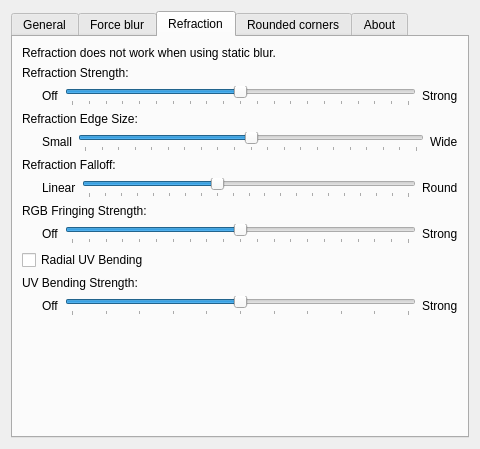
This is src/kcm/blur_config.ui in PKMNPlatin/kwin-effects-snell-glass as Qt 5 draws it before an edit. The edited form follows.
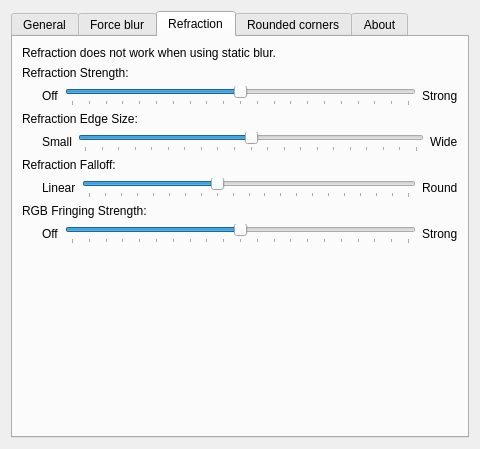
This is the edited form. The open tabs and pages were chosen to show the change. Custom widgets are drawn as their Qt base class.

Commit message: chore: remove refraction bending settings and uniforms fix: increased light bending in corners

The edit to the form file:
```diff
--- a/src/kcm/blur_config.ui
+++ b/src/kcm/blur_config.ui
@@ -827,79 +827,6 @@
          </item>
         </layout>
        </item>
-       <item>
-        <widget class="QCheckBox" name="kcfg_RefractionRadialBending">
-         <property name="text">
-          <string>Radial UV Bending</string>
-         </property>
-        </widget>
-       </item>
-       <item>
-        <widget class="QLabel" name="labelRefractionBendingStrength">
-         <property name="text">
-          <string>UV Bending Strength:</string>
-         </property>
-        </widget>
-       </item>
-       <item>
-        <layout class="QHBoxLayout" name="horizontalLayoutBendingStrength">
-         <item>
-          <spacer name="horizontalSpacerBendingStrength">
-           <property name="orientation">
-            <enum>Qt::Orientation::Horizontal</enum>
-           </property>
-           <property name="sizeType">
-            <enum>QSizePolicy::Policy::Fixed</enum>
-           </property>
-           <property name="sizeHint" stdset="0">
-            <size>
-             <width>20</width>
-             <height>20</height>
-            </size>
-           </property>
-          </spacer>
-         </item>
-         <item>
-          <widget class="QLabel" name="labelRefractionBendingStrengthOff">
-           <property name="text">
-            <string>Off</string>
-           </property>
-          </widget>
-         </item>
-         <item>
-          <widget class="QSlider" name="kcfg_RefractionBendingStrength">
-           <property name="minimum">
-            <number>0</number>
-           </property>
-           <property name="maximum">
-            <number>10</number>
-           </property>
-           <property name="singleStep">
-            <number>1</number>
-           </property>
-           <property name="pageStep">
-            <number>1</number>
-           </property>
-           <property name="value">
-            <number>5</number>
-           </property>
-           <property name="orientation">
-            <enum>Qt::Orientation::Horizontal</enum>
-           </property>
-           <property name="tickPosition">
-            <enum>QSlider::TickPosition::TicksBelow</enum>
-           </property>
-          </widget>
-         </item>
-         <item>
-          <widget class="QLabel" name="labelRefractionBendingStrengthStrong">
-           <property name="text">
-            <string>Strong</string>
-           </property>
-          </widget>
-         </item>
-        </layout>
-       </item>
        <item>
         <spacer name="verticalSpacer">
          <property name="orientation">
```
The commit also changes 6 other files.
